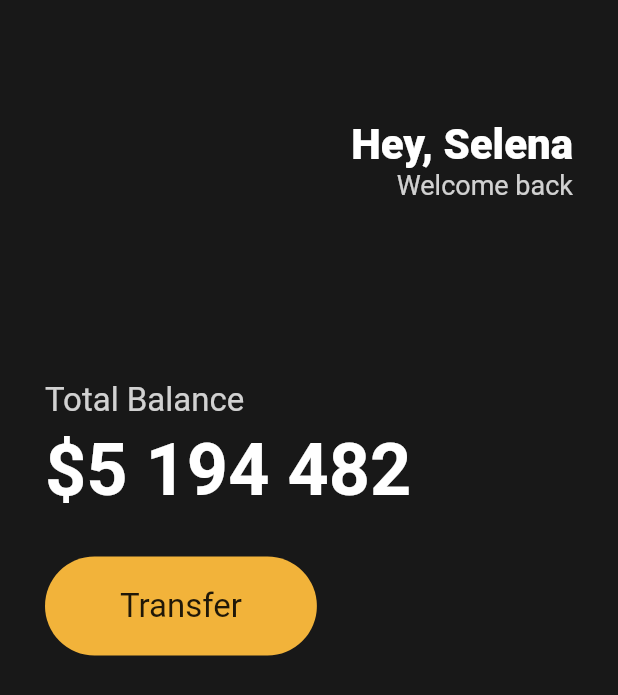
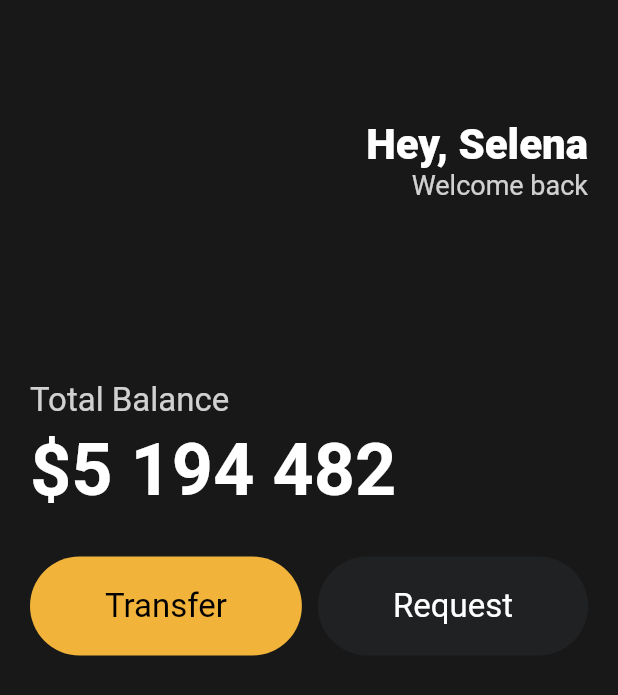
Before and after one commit to chmh0805/flutter-begginer-course, a Flutter app: the screen it shows after launch, on a phone screen of 412 x 824 dp. Shown: the top 695 px of the screen. Run offline on Flutter 3.47's test engine with Material 2 defaults, Android fonts, the phone set to English and light mode, and no system bars.

Commit message:
Feat: Make Buttons reusable

```diff
--- a/lib/main.dart
+++ b/lib/main.dart
@@ -1,6 +1,5 @@
-// ignore_for_file: prefer_const_literals_to_create_immutables, prefer_const_constructors
-
 import 'package:flutter/material.dart';
+import 'package:toonflix/widgets/button.dart';
 
 void main() {
   runApp(App());
@@ -11,15 +10,15 @@ class App extends StatelessWidget {
   Widget build(BuildContext context) {
     return MaterialApp(
       home: Scaffold(
-        backgroundColor: Color(0xFF181818),
+        backgroundColor: const Color(0xFF181818),
         body: Padding(
-            padding: EdgeInsets.symmetric(
-              horizontal: 30,
+            padding: const EdgeInsets.symmetric(
+              horizontal: 20,
             ),
             child: Column(
               crossAxisAlignment: CrossAxisAlignment.start,
               children: [
-                SizedBox(
+                const SizedBox(
                   height: 80,
                 ),
                 Row(
@@ -28,7 +27,7 @@ class App extends StatelessWidget {
                     Column(
                       crossAxisAlignment: CrossAxisAlignment.end,
                       children: [
-                        Text(
+                        const Text(
                           "Hey, Selena",
                           style: TextStyle(
                               fontSize: 28,
@@ -45,7 +44,7 @@ class App extends StatelessWidget {
                     ),
                   ],
                 ),
-                SizedBox(
+                const SizedBox(
                   height: 120,
                 ),
                 Text(
@@ -55,10 +54,10 @@ class App extends StatelessWidget {
                     color: Colors.white.withOpacity(0.8),
                   ),
                 ),
-                SizedBox(
+                const SizedBox(
                   height: 5,
                 ),
-                Text(
+                const Text(
                   "\$5 194 482",
                   style: TextStyle(
                     fontSize: 48,
@@ -66,29 +65,22 @@ class App extends StatelessWidget {
                     color: Colors.white,
                   ),
                 ),
-                SizedBox(
+                const SizedBox(
                   height: 30,
                 ),
                 Row(
-                  children: [
-                    Container(
-                      decoration: BoxDecoration(
-                        color: Color(0xFFF2B33A),
-                        borderRadius: BorderRadius.circular(45),
-                      ),
-                      child: Padding(
-                        padding: EdgeInsets.symmetric(
-                          vertical: 20,
-                          horizontal: 50,
-                        ),
-                        child: Text(
-                          "Transfer",
-                          style: TextStyle(
-                            fontSize: 22,
-                          ),
-                        ),
-                      ),
-                    )
+                  mainAxisAlignment: MainAxisAlignment.spaceBetween,
+                  children: const [
+                    Button(
+                      text: "Transfer",
+                      backgroundColor: Color(0xFFF2B33A),
+                      textColor: Colors.black,
+                    ),
+                    Button(
+                      text: "Request",
+                      backgroundColor: Color(0xFF1F2123),
+                      textColor: Colors.white,
+                    ),
                   ],
                 )
               ],
--- /dev/null
+++ b/lib/widgets/button.dart
@@ -0,0 +1,36 @@
+import 'package:flutter/material.dart';
+
+class Button extends StatelessWidget {
+  final String text;
+  final Color backgroundColor;
+  final Color textColor;
+
+  const Button({
+    required this.text,
+    required this.backgroundColor,
+    required this.textColor,
+  });
+
+  @override
+  Widget build(BuildContext context) {
+    return Container(
+      decoration: BoxDecoration(
+        color: backgroundColor,
+        borderRadius: BorderRadius.circular(45),
+      ),
+      child: Padding(
+        padding: const EdgeInsets.symmetric(
+          vertical: 20,
+          horizontal: 50,
+        ),
+        child: Text(
+          text,
+          style: TextStyle(
+            color: textColor,
+            fontSize: 22,
+          ),
+        ),
+      ),
+    );
+  }
+}
```
